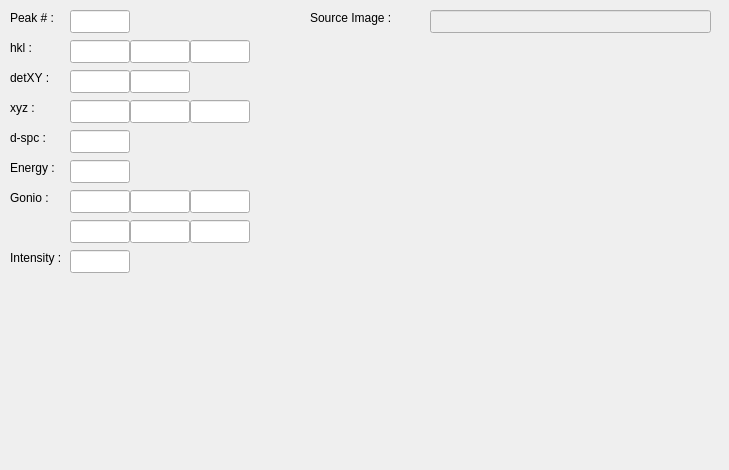
Above: Software/peakEditDlg.ui from comptech/atrex before the change. Below: the same form after it.
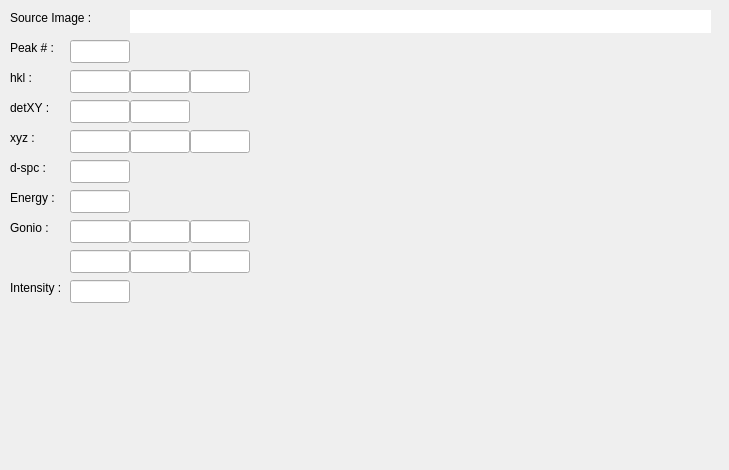
That is the form after the change.

Commit message: More work connecting up new peakEditDlg and peakTableWidget. Not complete.

```diff
--- a/Software/peakEditDlg.ui
+++ b/Software/peakEditDlg.ui
@@ -17,7 +17,7 @@
    <property name="geometry">
     <rect>
      <x>10</x>
-     <y>10</y>
+     <y>40</y>
      <width>59</width>
      <height>15</height>
     </rect>
@@ -30,7 +30,7 @@
    <property name="geometry">
     <rect>
      <x>70</x>
-     <y>10</y>
+     <y>40</y>
      <width>60</width>
      <height>23</height>
     </rect>
@@ -40,7 +40,7 @@
    <property name="geometry">
     <rect>
      <x>70</x>
-     <y>40</y>
+     <y>70</y>
      <width>60</width>
      <height>23</height>
     </rect>
@@ -50,7 +50,7 @@
    <property name="geometry">
     <rect>
      <x>130</x>
-     <y>40</y>
+     <y>70</y>
      <width>60</width>
      <height>23</height>
     </rect>
@@ -60,7 +60,7 @@
    <property name="geometry">
     <rect>
      <x>190</x>
-     <y>40</y>
+     <y>70</y>
      <width>60</width>
      <height>23</height>
     </rect>
@@ -73,7 +73,7 @@
    <property name="geometry">
     <rect>
      <x>10</x>
-     <y>40</y>
+     <y>70</y>
      <width>31</width>
      <height>16</height>
     </rect>
@@ -86,7 +86,7 @@
    <property name="geometry">
     <rect>
      <x>10</x>
-     <y>70</y>
+     <y>100</y>
      <width>51</width>
      <height>16</height>
     </rect>
@@ -99,7 +99,7 @@
    <property name="geometry">
     <rect>
      <x>70</x>
-     <y>70</y>
+     <y>100</y>
      <width>60</width>
      <height>23</height>
     </rect>
@@ -109,7 +109,7 @@
    <property name="geometry">
     <rect>
      <x>130</x>
-     <y>70</y>
+     <y>100</y>
      <width>60</width>
      <height>23</height>
     </rect>
@@ -119,7 +119,7 @@
    <property name="geometry">
     <rect>
      <x>70</x>
-     <y>100</y>
+     <y>130</y>
      <width>60</width>
      <height>23</height>
     </rect>
@@ -129,7 +129,7 @@
    <property name="geometry">
     <rect>
      <x>130</x>
-     <y>100</y>
+     <y>130</y>
      <width>60</width>
      <height>23</height>
     </rect>
@@ -139,7 +139,7 @@
    <property name="geometry">
     <rect>
      <x>190</x>
-     <y>100</y>
+     <y>130</y>
      <width>60</width>
      <height>23</height>
     </rect>
@@ -149,7 +149,7 @@
    <property name="geometry">
     <rect>
      <x>10</x>
-     <y>100</y>
+     <y>130</y>
      <width>41</width>
      <height>16</height>
     </rect>
@@ -162,7 +162,7 @@
    <property name="geometry">
     <rect>
      <x>10</x>
-     <y>130</y>
+     <y>160</y>
      <width>51</width>
      <height>16</height>
     </rect>
@@ -175,7 +175,7 @@
    <property name="geometry">
     <rect>
      <x>70</x>
-     <y>130</y>
+     <y>160</y>
      <width>60</width>
      <height>23</height>
     </rect>
@@ -185,7 +185,7 @@
    <property name="geometry">
     <rect>
      <x>10</x>
-     <y>160</y>
+     <y>190</y>
      <width>51</width>
      <height>16</height>
     </rect>
@@ -198,7 +198,7 @@
    <property name="geometry">
     <rect>
      <x>70</x>
-     <y>160</y>
+     <y>190</y>
      <width>60</width>
      <height>23</height>
     </rect>
@@ -208,7 +208,7 @@
    <property name="geometry">
     <rect>
      <x>70</x>
-     <y>190</y>
+     <y>220</y>
      <width>60</width>
      <height>23</height>
     </rect>
@@ -218,7 +218,7 @@
    <property name="geometry">
     <rect>
      <x>130</x>
-     <y>190</y>
+     <y>220</y>
      <width>60</width>
      <height>23</height>
     </rect>
@@ -228,7 +228,7 @@
    <property name="geometry">
     <rect>
      <x>190</x>
-     <y>190</y>
+     <y>220</y>
      <width>60</width>
      <height>23</height>
     </rect>
@@ -238,7 +238,7 @@
    <property name="geometry">
     <rect>
      <x>70</x>
-     <y>220</y>
+     <y>250</y>
      <width>60</width>
      <height>23</height>
     </rect>
@@ -248,7 +248,7 @@
    <property name="geometry">
     <rect>
      <x>130</x>
-     <y>220</y>
+     <y>250</y>
      <width>60</width>
      <height>23</height>
     </rect>
@@ -258,7 +258,7 @@
    <property name="geometry">
     <rect>
      <x>190</x>
-     <y>220</y>
+     <y>250</y>
      <width>60</width>
      <height>23</height>
     </rect>
@@ -268,7 +268,7 @@
    <property name="geometry">
     <rect>
      <x>10</x>
-     <y>190</y>
+     <y>220</y>
      <width>51</width>
      <height>16</height>
     </rect>
@@ -281,7 +281,7 @@
    <property name="geometry">
     <rect>
      <x>10</x>
-     <y>250</y>
+     <y>280</y>
      <width>61</width>
      <height>16</height>
     </rect>
@@ -294,7 +294,7 @@
    <property name="geometry">
     <rect>
      <x>70</x>
-     <y>250</y>
+     <y>280</y>
      <width>60</width>
      <height>23</height>
     </rect>
@@ -303,7 +303,7 @@
   <widget class="QLabel" name="label_9">
    <property name="geometry">
     <rect>
-     <x>310</x>
+     <x>10</x>
      <y>10</y>
      <width>111</width>
      <height>16</height>
@@ -315,15 +315,21 @@
   </widget>
   <widget class="QLineEdit" name="pe_SourceImageLE">
    <property name="enabled">
+    <bool>true</bool>
+   </property>
+   <property name="geometry">
+    <rect>
+     <x>130</x>
+     <y>10</y>
+     <width>581</width>
+     <height>23</height>
+    </rect>
+   </property>
+   <property name="frame">
     <bool>false</bool>
    </property>
-   <property name="geometry">
-    <rect>
-     <x>430</x>
-     <y>10</y>
-     <width>281</width>
-     <height>23</height>
-    </rect>
+   <property name="readOnly">
+    <bool>true</bool>
    </property>
   </widget>
  </widget>
```
The commit also changes 3 other files.
